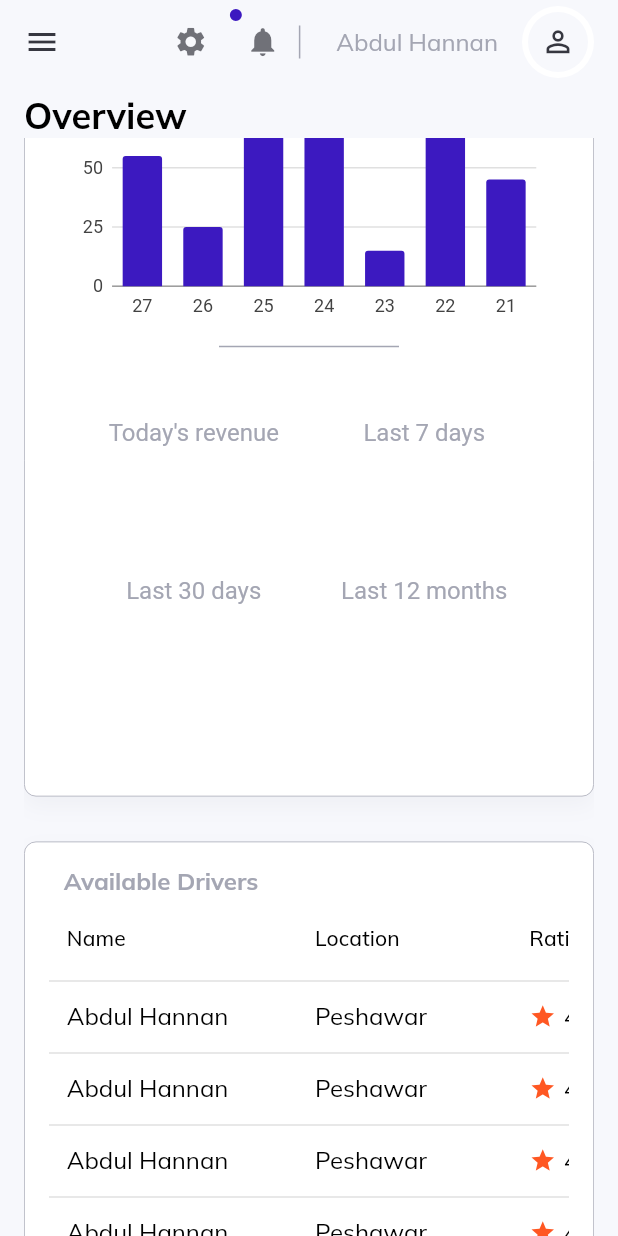
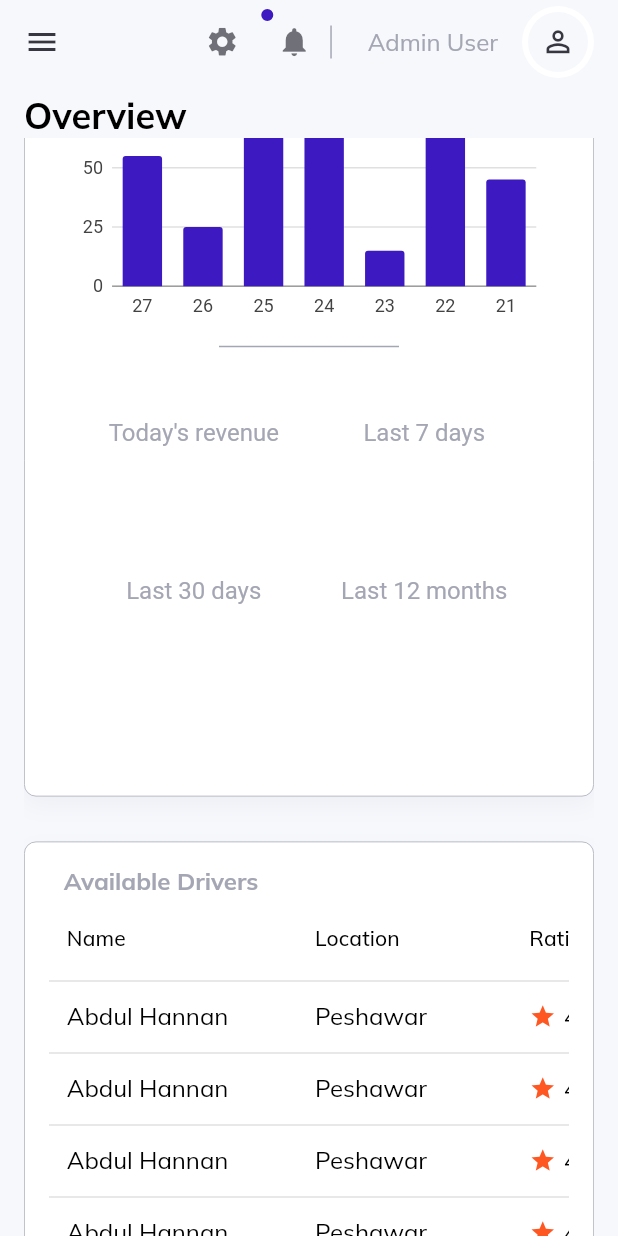
Before and after one commit to Abdul-Hannan12/admin-dashboard--flutter_web, a Flutter app: the SiteLayout screen opened by its route, scrolled down 576 dp, on a phone screen of 412 x 824 dp. Run offline on Flutter 3.47's test engine with Material 2 defaults, Android fonts, the phone set to English and light mode, and no system bars; drawn by our look-alikes of data_table_2; our stand-ins replace charts_flutter_new, get, google_fonts, shared_preferences; accounts and stored records are empty.

Commit message:
added logout functionlity

```diff
--- a/lib/controllers/user_controller.dart
+++ b/lib/controllers/user_controller.dart
@@ -3,12 +3,17 @@ import '../models/user.dart';
 
 class UserController extends GetxController {
   static UserController instance = Get.find();
-  User _user = User(id: "", name: "", email: "", password: "", type: "");
+  final _user = User(id: "", name: "", email: "", password: "", type: "").obs;
 
-  User get user => _user;
+  User get user => _user.value;
 
   void setUser(String user) {
-    _user = User.fromJson(user);
+    _user.value = User.fromJson(user);
+    update();
+  }
+
+  void clearUser() {
+    _user.value = User(id: "", name: "", email: "", password: "", type: "");
     update();
   }
 }
--- a/lib/pages/clients/widgets/clients_table.dart
+++ b/lib/pages/clients/widgets/clients_table.dart
@@ -68,7 +68,9 @@ class ClientsTable extends StatelessWidget {
                 ),
               ),
               DataCell(
-                Container(
+                InkWell(
+                  onTap: () {},
+                  child: Container(
                     decoration: BoxDecoration(
                         border: Border.all(color: active, width: .5),
                         color: light,
@@ -84,6 +86,7 @@ class ClientsTable extends StatelessWidget {
                     ),
                   ),
                 ),
+              ),
             ],
           ),
         ),
--- a/lib/pages/drivers/widgets/drivers_table.dart
+++ b/lib/pages/drivers/widgets/drivers_table.dart
@@ -68,7 +68,9 @@ class DriverTable extends StatelessWidget {
                 ),
               ),
               DataCell(
-                Container(
+                InkWell(
+                  onTap: () {},
+                  child: Container(
                     decoration: BoxDecoration(
                         border: Border.all(color: active, width: .5),
                         color: light,
@@ -84,6 +86,7 @@ class DriverTable extends StatelessWidget {
                     ),
                   ),
                 ),
+              ),
             ],
           ),
         ),
--- a/lib/pages/overview/widgets/available_drivers.dart
+++ b/lib/pages/overview/widgets/available_drivers.dart
@@ -81,7 +81,9 @@ class AvailableDrivers extends StatelessWidget {
                       ),
                     ),
                     DataCell(
-                      Container(
+                      InkWell(
+                        onTap: () {},
+                        child: Container(
                           decoration: BoxDecoration(
                               border: Border.all(color: active, width: .5),
                               color: light,
@@ -97,6 +99,7 @@ class AvailableDrivers extends StatelessWidget {
                           ),
                         ),
                       ),
+                    ),
                   ],
                 ),
               ),
--- a/lib/widgets/top_nav.dart
+++ b/lib/widgets/top_nav.dart
@@ -1,3 +1,4 @@
+import 'package:admin_dashboard_web/constants/controllers.dart';
 import 'package:admin_dashboard_web/constants/style.dart';
 import 'package:admin_dashboard_web/helpers/responsiveness.dart';
 import 'package:flutter/foundation.dart';
@@ -5,8 +6,8 @@ import 'package:flutter/material.dart';
 
 import 'custom_text.dart';
 
-AppBar topNavigationBar(BuildContext context, GlobalKey<ScaffoldState> key) =>
-    AppBar(
+AppBar topNavigationBar(BuildContext context, GlobalKey<ScaffoldState> key) {
+  return AppBar(
     elevation: 0,
     leading: !ResponsiveWidget.isSmallScreen(context)
         ? Row(
@@ -84,8 +85,10 @@ AppBar topNavigationBar(BuildContext context, GlobalKey<ScaffoldState> key) =>
         const SizedBox(width: 24),
         Visibility(
           visible: !ResponsiveWidget.maxWidth(context, 360),
-            child: const CustomText(
-              "Abdul Hannan",
+          child: CustomText(
+            userController.user.name.isEmpty
+                ? "Admin User"
+                : userController.user.name,
             color: lightGrey,
           ),
         ),
@@ -115,3 +118,4 @@ AppBar topNavigationBar(BuildContext context, GlobalKey<ScaffoldState> key) =>
     iconTheme: const IconThemeData(color: dark),
     backgroundColor: Colors.transparent,
   );
+}
```
Also changed, not shown: lib/widgets/side_menu.dart (+7 -1 lines). Lines whose indentation alone changed are shown as unchanged.
